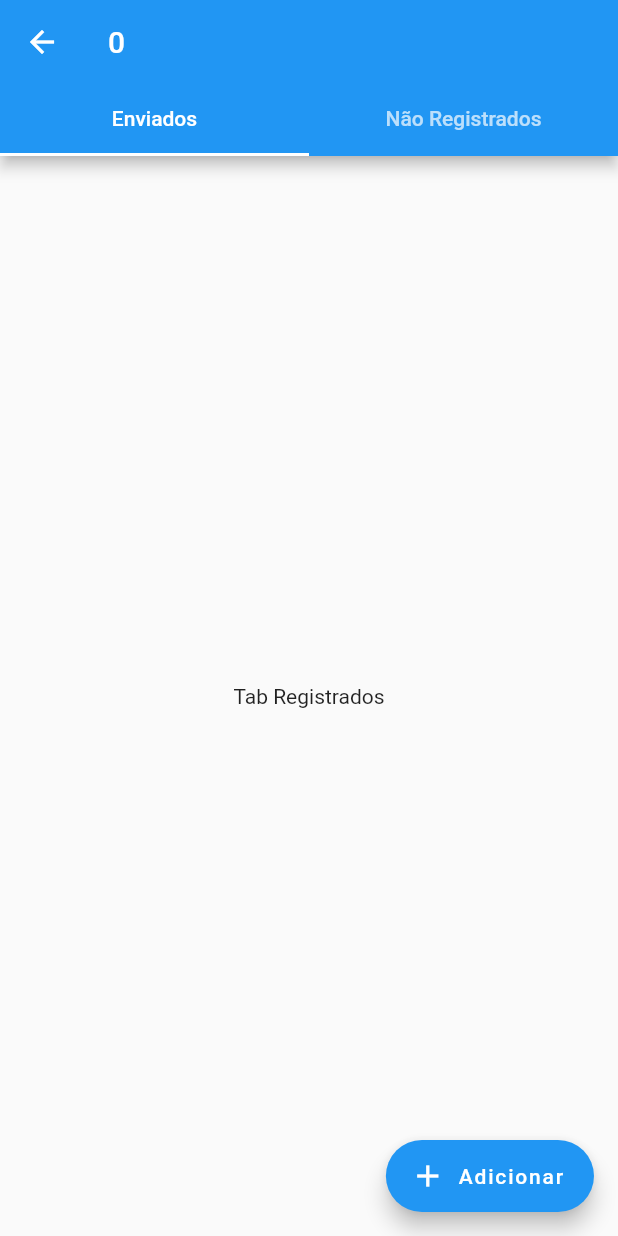
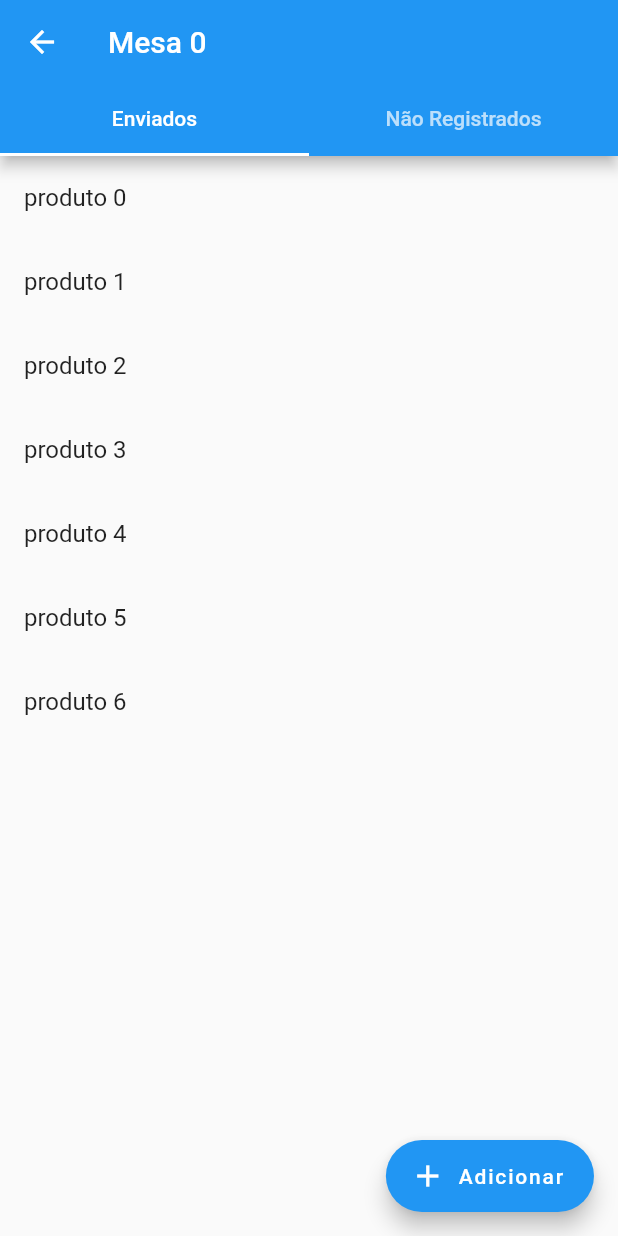
Before and after one commit to IsaBass/wklcomanda, a Flutter app: the screen it shows after launch, after a tap on an icon or button, on a phone screen of 412 x 824 dp. Run offline on Flutter 3.47's test engine with Material 2 defaults, Android fonts, the phone set to English and light mode, and no system bars; our stand-ins replace get, google_fonts, timer_count_down.

Commit message:
itemTile

```diff
--- a/lib/modules/mesamodule/mesa_controller.dart
+++ b/lib/modules/mesamodule/mesa_controller.dart
@@ -1,4 +1,5 @@
 import 'package:get/get.dart';
+import 'package:wklcomanda/shared/models/item_model.dart';
 
 import 'mesa_repository.dart';
 
@@ -6,9 +7,21 @@ class MesaController extends GetxController {
   final MesaRepository repository;
   MesaController(this.repository, {required String mesa}) {
     this.mesa = mesa;
+
+    for (var i = 0; i < 7; i++) {
+      itensRegistrados.add(
+        Item(
+          codProd: 50 + i,
+          descricao: 'produto $i',
+          prcUnit: 10.0 + i,
+        ),
+      );
+    }
   }
 
   final _mesa = ''.obs;
   set mesa(value) => this._mesa.value = value;
   get mesa => this._mesa.value;
+
+  RxList<Item> itensRegistrados = <Item>[].obs;
 }
--- a/lib/modules/mesamodule/mesa_page.dart
+++ b/lib/modules/mesamodule/mesa_page.dart
@@ -55,7 +55,7 @@ class _MesaPageState extends State<MesaPage>
   Widget build(BuildContext context) {
     return Scaffold(
       appBar: AppBar(
-        title: Obx(() => Text(_controller.mesa)),
+        title: Obx(() => Text("Mesa ${_controller.mesa}")),
         bottom: TabBar(
           controller: _tabController,
           tabs: myTabs,
--- /dev/null
+++ b/lib/modules/mesamodule/widgets/item_tile_widget.dart
@@ -0,0 +1,14 @@
+import 'package:flutter/material.dart';
+import 'package:wklcomanda/shared/models/item_model.dart';
+
+class ItemTile extends StatelessWidget {
+  final Item item;
+  const ItemTile({Key? key, required this.item}) : super(key: key);
+
+  @override
+  Widget build(BuildContext context) {
+    return ListTile(
+      title: Text(item.descricao),
+    );
+  }
+}
--- a/lib/modules/mesamodule/widgets/tab_registrados.dart
+++ b/lib/modules/mesamodule/widgets/tab_registrados.dart
@@ -1,13 +1,25 @@
 import 'package:flutter/material.dart';
+import 'package:get/get.dart';
+
+import '../mesa_controller.dart';
+import 'item_tile_widget.dart';
 
 class TabRegistrados extends StatelessWidget {
-  const TabRegistrados({Key? key}) : super(key: key);
+  TabRegistrados({Key? key}) : super(key: key);
+
+  final MesaController _controller = Get.find();
 
   @override
   Widget build(BuildContext context) {
     return Center(
       child: Container(
-        child: Text("Tab Registrados"),
+        child: Obx(() => !(_controller.itensRegistrados.length > 0)
+            ? Center(child: Text("Sem Produtos"))
+            : ListView.builder(
+                itemCount: _controller.itensRegistrados.length,
+                itemBuilder: (context, idx) {
+                  return ItemTile(item: _controller.itensRegistrados[idx]);
+                })),
       ),
     );
   }
```
